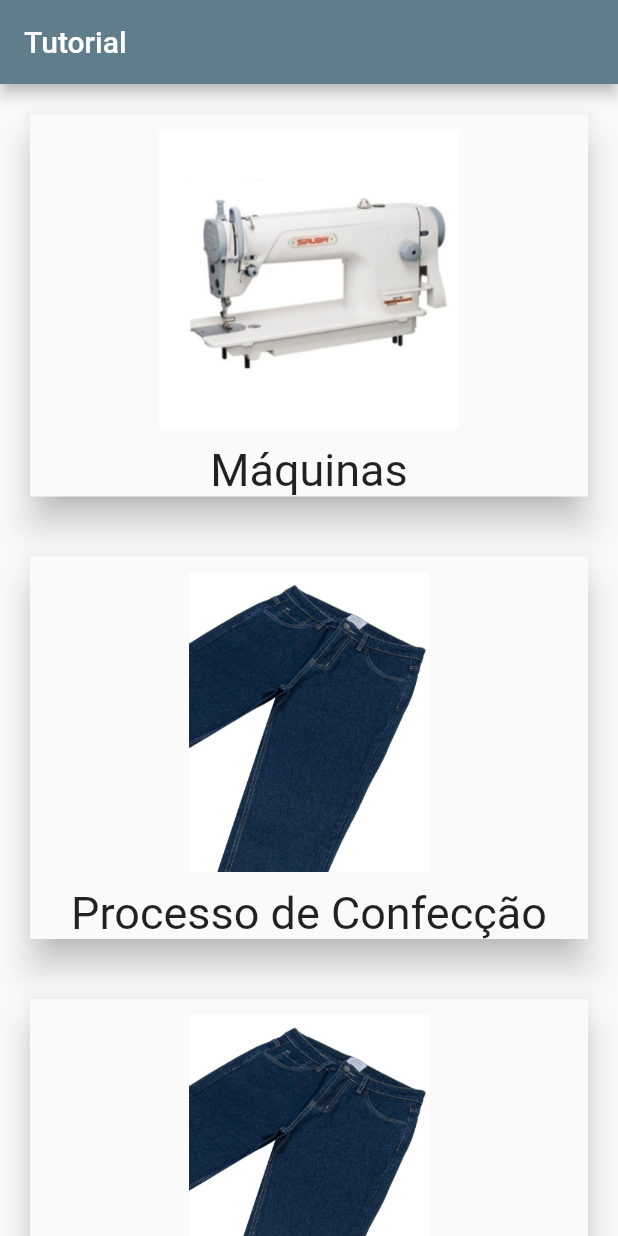
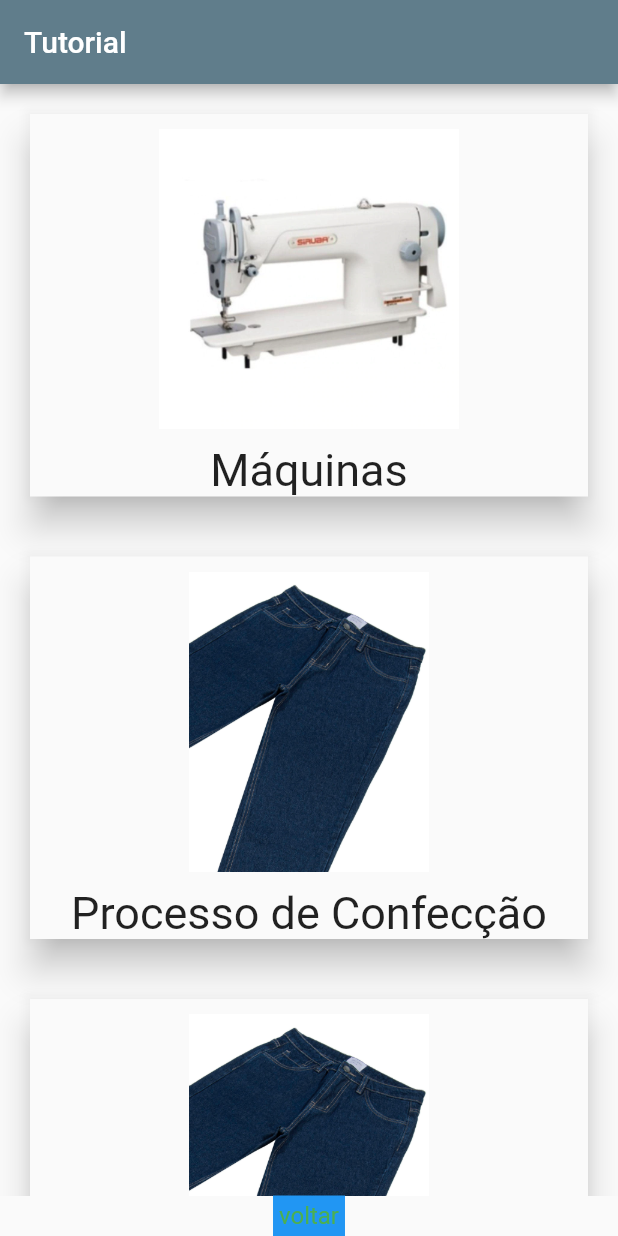
Before and after one commit to danillofc/fpa, a Flutter app: the tutorial screen opened directly, on a phone screen of 412 x 824 dp. Run offline on Flutter 3.47's test engine with Material 2 defaults, Android fonts, the phone set to English and light mode, and no system bars.

Commit message:
Alterações

```diff
--- a/calcajeans/lib/maqdescricao.dart
+++ b/calcajeans/lib/maqdescricao.dart
@@ -141,7 +141,7 @@ class _pageState extends State<page> {
             //child: Material(
             child: Container(
               // padding: EdgeInsets.all(4.0),
-              // color: Colors.blue,
+              color: Colors.blue,
               child: Text(
                 "voltar",
                 style: TextStyle(
--- a/calcajeans/lib/tutorial.dart
+++ b/calcajeans/lib/tutorial.dart
@@ -1,3 +1,5 @@
+import 'package:calcajeans/home.dart';
+
 import 'confeccao.dart';
 import 'package:flutter/material.dart';
 import 'package:flutter/services.dart';
@@ -79,7 +81,11 @@ class _tutorialState extends State<tutorial> {
           ),
         ),
       ),
-      body: Container(
+
+      body: Column(
+      //body: Container(
+         children: <Widget>[
+          Expanded(
             child: ListView(
               children: <Widget>[
                 customcard("Máquinas", imagem[0]),
@@ -90,6 +96,35 @@ class _tutorialState extends State<tutorial> {
               ],
             ),
           ),
+
+          InkWell(
+            onTap: () {
+              Navigator.of(context).pushReplacement(MaterialPageRoute(
+                builder: (context) => home(),
+              ));
+            },
+            //child: Material(
+            child: Container(
+              padding: EdgeInsets.all(4.0),
+              color: Colors.blue,
+              child: Text(
+                "voltar",
+                style: TextStyle(
+                  color: Colors.green,
+                  fontSize: 16.0,
+                ),
+                //maxLines: 1,
+              ),
+              // splashColor: Colors.indigo[700],
+              // highlightColor: Colors.indigo[700],
+              // minWidth: 200.0,
+              // height: 45.0,
+              // shape: (RoundedRectangleBorder(
+              //     borderRadius: BorderRadius.circular(20.0))),
+            ),
+          ),
+        ],
+      ),
     );
   }
 }
```
Also changed, not shown: calcajeans/assets/perguntas.json (+12 -12 lines), calcajeans/lib/maquinas.dart (+35 -1 lines), calcajeans/lib/quizpage.dart (+57 -22 lines). Lines whose indentation alone changed are shown as unchanged.
